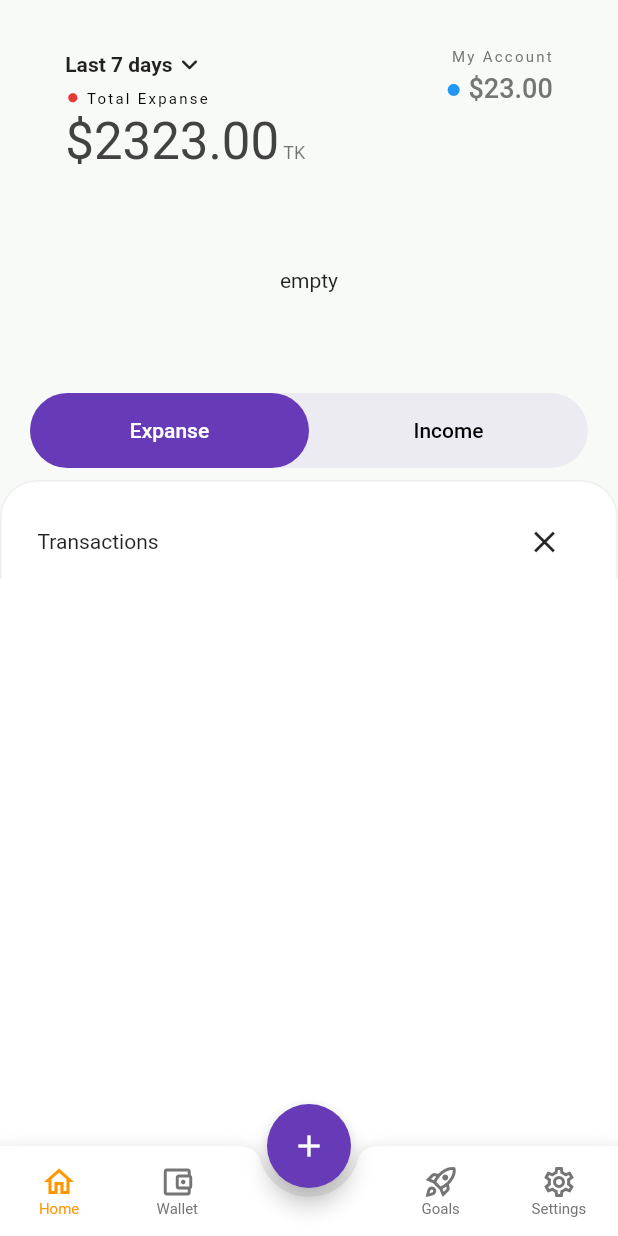
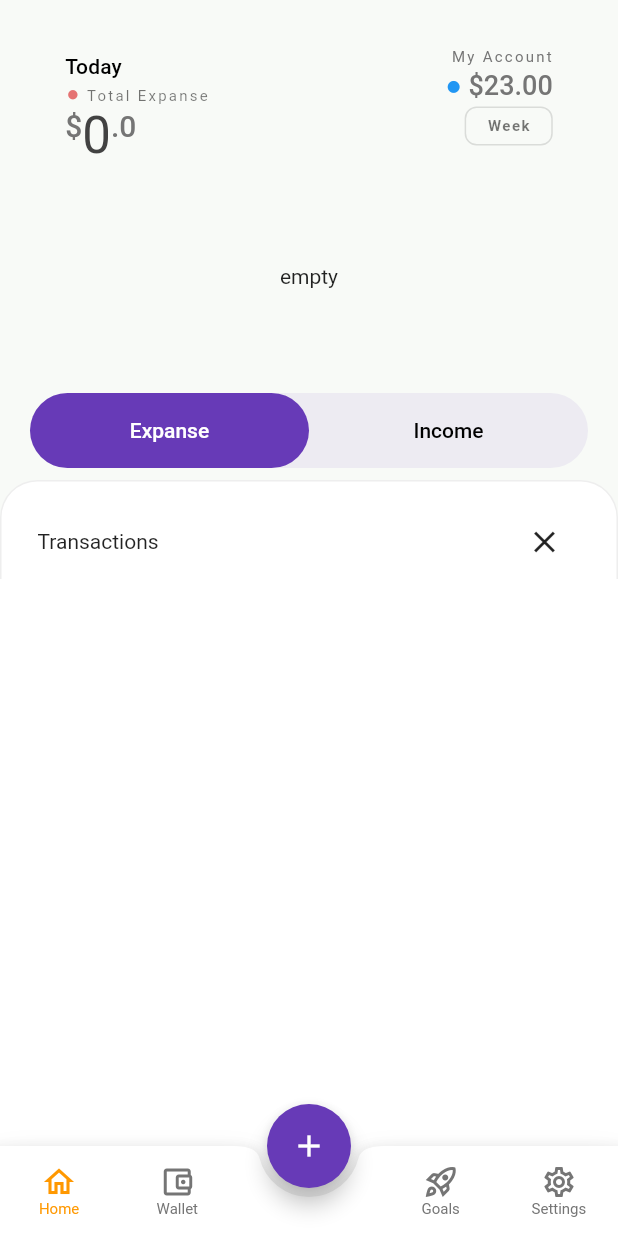
Before and after one commit to hasansujon786/waleti, a Flutter app: the screen it shows once a user with an empty profile is signed in, on a phone screen of 412 x 824 dp. Run offline on Flutter 3.47's test engine with Material 2 defaults, Android fonts, the phone set to English and light mode, and no system bars; our stand-ins replace cloud_firestore, firebase_auth, firebase_core, fl_chart, flutter_riverpod, google_sign_in and 2 more; accounts and stored records are empty; Roboto replaces fonts that are missing (rubik).

Commit message:
ui: format currency & add week button

```diff
--- a/lib/configs/palette.dart
+++ b/lib/configs/palette.dart
@@ -1,7 +1,7 @@
 import 'package:flutter/material.dart';
 
 class Palette {
-  static final textLighter = Colors.grey.shade400;
+  static final textLighter = Colors.grey.shade500;
   static final textLight = Colors.grey.shade600;
   static final text = Colors.grey.shade800;
   static final textDark = Colors.grey.shade900;
--- a/lib/pages/home/widgets/transaction_list_item.dart
+++ b/lib/pages/home/widgets/transaction_list_item.dart
@@ -1,6 +1,7 @@
 import 'package:flutter/material.dart';
 import 'package:intl/intl.dart';
 
+import '../../../shared/utils/formatter.dart';
 import '../../../configs/configs.dart';
 import '../../../models/models.dart';
 
@@ -20,22 +21,40 @@ class TransactionListItem extends StatelessWidget {
       onTap: onTap,
       horizontalTitleGap: 8,
       leading: leading(context),
-      title: Text(
-        transaction.title,
-        style: TextStyle(color: Palette.text),
+      title: Row(
+        mainAxisAlignment: MainAxisAlignment.spaceBetween,
+        children: [
+          Text(transaction.title, style: TextStyle(color: Palette.text)),
+          currency(),
+        ],
       ),
-      subtitle: Text(
-        dateFormater.format(transaction.createdAt),
-        style: Theme.of(context).textTheme.caption,
+      subtitle: Row(
+        mainAxisAlignment: MainAxisAlignment.spaceBetween,
+        children: [
+          Text('Shoping', style: Theme.of(context).textTheme.caption),
+          Text(Formatters.monthDayYear.format(transaction.createdAt), style: Theme.of(context).textTheme.caption),
+        ],
       ),
-      trailing: Text(
-        '${transaction.type == MyTransactionDataType.income ? '+' : '-'} \$ ${transaction.amount}',
+    );
+  }
+
+  RichText currency() {
+    return RichText(
+      textAlign: TextAlign.center,
+      text: TextSpan(
         style: TextStyle(color: Palette.text, fontWeight: FontWeight.w500),
+        children: [
+          TextSpan(text: transaction.type == MyTransactionDataType.income ? '+ ' : '- '),
+          const WidgetSpan(
+            alignment: PlaceholderAlignment.middle,
+            child: Text(
+              '\$ ',
+              style: TextStyle(fontSize: 11),
+            ),
+          ),
+          TextSpan(text: '${transaction.amount}')
+        ],
       ),
-      // trailing: IconButton(
-      //   icon: const Icon(Icons.delete),
-      //   onPressed: () => onDeleteTransaction(transaction.id),
-      // ),
     );
   }
 
@@ -51,15 +70,15 @@ class TransactionListItem extends StatelessWidget {
         borderRadius: const BorderRadius.all(Radius.circular(16)),
         color: Colors.grey.shade200,
       ),
-      child: Center(
-        child: Column(
-          mainAxisSize: MainAxisSize.min,
-          children: [
-            Text('Jan', style: textStyle),
-            Text('25', style: textStyle),
-          ],
-        ),
-      ),
+      // child: Center(
+      //   child: Column(
+      //     mainAxisSize: MainAxisSize.min,
+      //     children: [
+      //       Text('Jan', style: textStyle),
+      //       Text('25', style: textStyle),
+      //     ],
+      //   ),
+      // ),
     );
   }
 }
--- a/lib/shared/ui/bill_board.dart
+++ b/lib/shared/ui/bill_board.dart
@@ -1,7 +1,13 @@
 import 'package:flutter/material.dart';
 
+import 'ui.dart';
+
 class BillBoard extends StatelessWidget {
-  const BillBoard({Key? key}) : super(key: key);
+  final double currentBalance;
+  const BillBoard({
+    Key? key,
+    required this.currentBalance,
+  }) : super(key: key);
 
   @override
   Widget build(BuildContext context) {
@@ -15,23 +21,34 @@ class BillBoard extends StatelessWidget {
           Column(
             crossAxisAlignment: CrossAxisAlignment.start,
             children: [
-              chip(textTheme),
-              currentBalance(textTheme),
+              const SizedBox(height: 4),
+              Text(
+                'Today',
+                // 'September 23, 2022',
+                style: textTheme.titleSmall,
+              ),
+              const SizedBox(height: 6),
+              curBalanceTitle(textTheme),
+              const SizedBox(height: 2),
+              CurrencyText(currentBalance),
             ],
           ),
+          Column(
+            crossAxisAlignment: CrossAxisAlignment.end,
+            children: [
+              Text('My Account', style: textTheme.labelSmall?.copyWith(color: Colors.grey.shade600)),
               userAccount(textTheme),
+              const SizedBox(height: 2),
+              const DropDownBtnSmall()
+            ],
+          ),
         ],
       ),
     );
   }
 
-  Column userAccount(TextTheme textTheme) {
-    return Column(
-      crossAxisAlignment: CrossAxisAlignment.end,
-      children: [
-        Text('My Account', style: textTheme.labelSmall?.copyWith(color: Colors.grey.shade600)),
-        const SizedBox(height: 2),
-        RichText(
+  Widget userAccount(TextTheme textTheme) {
+    return RichText(
       text: TextSpan(
         style: TextStyle(
           fontSize: 18,
@@ -43,63 +60,25 @@ class BillBoard extends StatelessWidget {
           const TextSpan(text: '\$23.00'),
         ],
       ),
-        ),
-      ],
     );
   }
 
-  Column currentBalance(TextTheme textTheme) {
-    return Column(
-      crossAxisAlignment: CrossAxisAlignment.start,
-      children: [
-        const SizedBox(height: 6),
-        RichText(
+  RichText curBalanceTitle(TextTheme textTheme) {
+    return RichText(
       text: TextSpan(
-            style: textTheme.labelSmall?.copyWith(color: Colors.black),
+        style: textTheme.labelSmall?.copyWith(color: Colors.black54),
         children: [
           TextSpan(
             text: '●',
             style: TextStyle(
               fontSize: 14,
               height: 0.5,
-                  color: Colors.red[600],
+              color: Colors.red[300],
             ),
           ),
           const TextSpan(text: ' Total Expanse'),
         ],
       ),
-        ),
-        const SizedBox(height: 2),
-        RichText(
-          text: TextSpan(
-            style: textTheme.bodySmall,
-            children: [
-              TextSpan(
-                text: '\$2323.00',
-                style: textTheme.headline4?.copyWith(
-                  color: Colors.grey.shade800,
-                ),
-              ),
-              const TextSpan(text: ' TK'),
-            ],
-          ),
-        ),
-      ],
-    );
-  }
-
-  Widget chip(TextTheme textTheme) {
-    return Row(
-      children: [
-        Text(
-          'Last 7 days',
-          style: textTheme.bodyMedium?.copyWith(fontWeight: FontWeight.bold),
-        ),
-        const RotatedBox(
-          quarterTurns: 1,
-          child: Icon(Icons.chevron_right_rounded, size: 22),
-        )
-      ],
     );
   }
 }
--- /dev/null
+++ b/lib/shared/ui/currency_text.dart
@@ -0,0 +1,39 @@
+import 'package:flutter/material.dart';
+
+import '../../configs/configs.dart';
+import '../../shared/utils/formatter.dart';
+
+class CurrencyText extends StatelessWidget {
+  final double balance;
+  final double? mainTextSize;
+  final double? superScriptSize;
+  const CurrencyText(
+    this.balance, {
+    this.superScriptSize,
+    this.mainTextSize,
+    Key? key,
+  }) : super(key: key);
+
+  @override
+  Widget build(BuildContext context) {
+    final currency = Formatters.currency.format(balance).split('.');
+    final textTheme = Theme.of(context).textTheme;
+    final superScriptStyle = textTheme.headline6?.copyWith(color: Palette.textLight, fontSize: superScriptSize);
+
+    return Row(
+      crossAxisAlignment: CrossAxisAlignment.start,
+      children: [
+        Text('\$', style: superScriptStyle),
+        Text(
+          currency[0],
+          style: textTheme.headline4?.copyWith(
+            color: Colors.grey.shade800,
+            height: 1.1,
+            fontSize: mainTextSize,
+          ),
+        ),
+        Text('.${currency[1]}', style: superScriptStyle),
+      ],
+    );
+  }
+}
--- /dev/null
+++ b/lib/shared/ui/drop_down_btn_small.dart
@@ -0,0 +1,25 @@
+import 'package:flutter/material.dart';
+
+class DropDownBtnSmall extends StatelessWidget {
+  const DropDownBtnSmall({Key? key}) : super(key: key);
+
+  @override
+  Widget build(BuildContext context) {
+    final textTheme = Theme.of(context).textTheme;
+    return Container(
+      padding: const EdgeInsets.fromLTRB(14, 6, 14, 6),
+      decoration: BoxDecoration(
+        borderRadius: const BorderRadius.all(Radius.circular(8)),
+        border: Border.all(color: Colors.black12, width: 1)
+      ),
+      child: Text(
+        'Week',
+        style: textTheme.labelSmall?.copyWith(
+          color: Colors.black54,
+          fontWeight: FontWeight.bold,
+          letterSpacing: 1,
+        ),
+      ),
+    );
+  }
+}
--- a/lib/shared/ui/line_chart_wrapper.dart
+++ b/lib/shared/ui/line_chart_wrapper.dart
@@ -47,10 +47,8 @@ class LineChartWrapperState extends State<LineChartWrapper> {
   }
 
   int get todayNameIndex {
-    var days = ['Sun', 'Mon', 'Tue', 'Wed', 'Thu', 'Fri', 'Sat'];
-    var now = DateTime.now();
-    var dayName = DateFormat.E().format(now);
-    // var now = DateTime.now().subtract(const Duration(days: 2));
+    final days = ['Sun', 'Mon', 'Tue', 'Wed', 'Thu', 'Fri', 'Sat'];
+    final dayName = DateFormat.E().format(DateTime.now());
     return days.indexWhere((element) => element == dayName);
   }
 
@@ -91,7 +89,9 @@ class LineChartWrapperState extends State<LineChartWrapper> {
           crossAxisAlignment: CrossAxisAlignment.stretch,
           children: <Widget>[
             const SizedBox(height: 8),
-            const BillBoard(),
+            BillBoard(
+              currentBalance: groupedTransactionValues[todayNameIndex].totalSpendingOfDay,
+            ),
             const SizedBox(height: 8),
             Expanded(
               child: widget.userTransactions.isEmpty
--- a/lib/shared/ui/ui.dart
+++ b/lib/shared/ui/ui.dart
@@ -8,3 +8,5 @@ export 'line_chart.dart';
 export 'chart.dart';
 export 'line_chart_wrapper.dart';
 export 'bill_board.dart';
+export 'drop_down_btn_small.dart';
+export 'currency_text.dart';
--- /dev/null
+++ b/lib/shared/utils/formatter.dart
@@ -0,0 +1,6 @@
+import 'package:intl/intl.dart';
+
+class Formatters {
+  static final currency = NumberFormat('##0.0#', 'en_US');
+  static final monthDayYear = DateFormat().add_yMMMd();
+}
```
Lines whose indentation alone changed are shown as unchanged.
